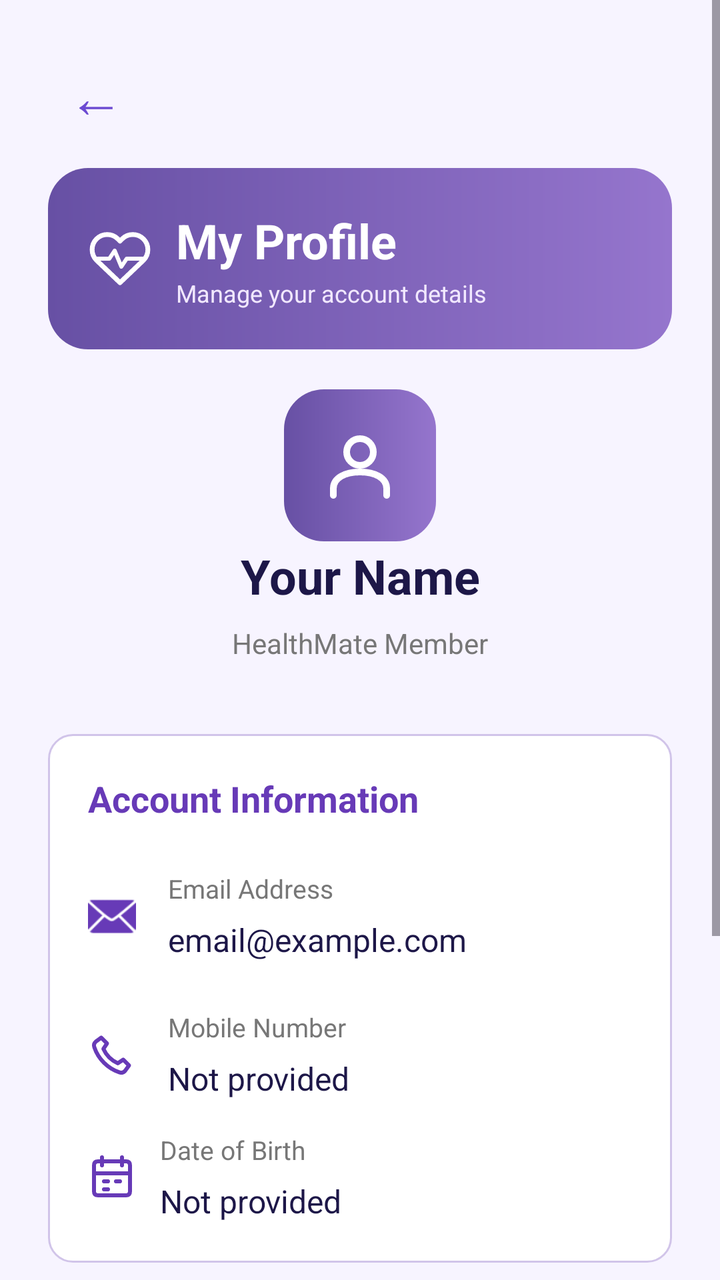
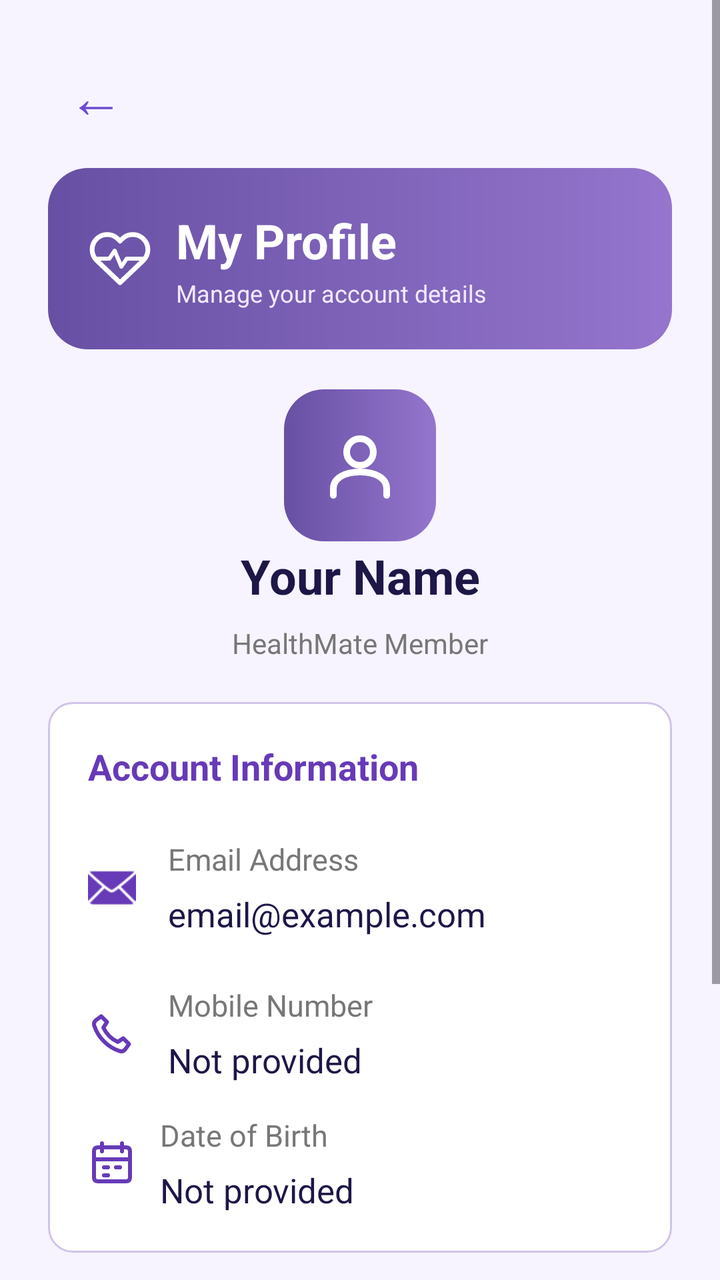

Before-and-after screenshots of an Android layout around one commit, followed by the original layout XML and the change that was made.
<!-- AndroidManifest.xml: application theme Theme.HealthMate -->
<!-- res/layout/activity_profile.xml -->
<?xml version="1.0" encoding="utf-8"?>
<ScrollView
    xmlns:android="http://schemas.android.com/apk/res/android"
    xmlns:app="http://schemas.android.com/apk/res-auto"
    android:id="@+id/main"
    android:layout_width="match_parent"
    android:layout_height="match_parent"
    android:fillViewport="true"
    android:background="#F7F4FF">

    <LinearLayout
        android:layout_width="match_parent"
        android:layout_height="wrap_content"
        android:orientation="vertical"
        android:padding="24dp">

        
        <TextView
            android:id="@+id/tvBackToDashboard"
            android:layout_width="48dp"
            android:layout_height="48dp"
            android:text="←"
            android:textSize="28sp"
            android:textColor="#6C4AD2"
            android:gravity="center"
            android:layout_gravity="start"
            android:clickable="true"
            android:focusable="true"
            android:contentDescription="Back to Dashboard" />

        
        <LinearLayout
            android:layout_width="match_parent"
            android:layout_height="wrap_content"
            android:layout_marginTop="12dp"
            android:background="@drawable/bg_dashboard_header"
            android:gravity="center_vertical"
            android:orientation="horizontal"
            android:padding="20dp">

            <ImageView
                android:layout_width="32dp"
                android:layout_height="32dp"
                android:src="@drawable/ic_healthmate_logo"
                android:contentDescription="HealthMate logo" />

            <LinearLayout
                android:layout_width="wrap_content"
                android:layout_height="wrap_content"
                android:layout_marginStart="12dp"
                android:orientation="vertical">

                <TextView
                    android:layout_width="wrap_content"
                    android:layout_height="wrap_content"
                    android:text="My Profile"
                    android:textColor="#FFFFFF"
                    android:textSize="24sp"
                    android:textStyle="bold" />

                <TextView
                    android:layout_width="wrap_content"
                    android:layout_height="wrap_content"
                    android:layout_marginTop="2dp"
                    android:text="Manage your account details"
                    android:textColor="#F1E8FF"
                    android:textSize="12sp" />

            </LinearLayout>
        </LinearLayout>

        
        <LinearLayout
            android:layout_width="match_parent"
            android:layout_height="wrap_content"
            android:layout_marginTop="20dp"
            android:gravity="center">

            <androidx.appcompat.widget.AppCompatImageView
                android:id="@+id/ivProfilePhoto"
                android:layout_width="76dp"
                android:layout_height="76dp"
                android:background="@drawable/bg_dashboard_header"
                android:padding="18dp"
                app:srcCompat="@drawable/ic_nav_profile"
                app:tint="#FFFFFF"
                android:contentDescription="Tap to change profile photo"
                android:clickable="true"
                android:focusable="true" />


        </LinearLayout>

        
        <TextView
            android:id="@+id/tvProfileName"
            android:layout_width="match_parent"
            android:layout_height="wrap_content"
            android:layout_marginTop="1dp"
            android:text="Your Name"
            android:textColor="#1D1748"
            android:textSize="24sp"
            android:textStyle="bold"
            android:gravity="center" />

        <TextView
            android:layout_width="match_parent"
            android:layout_height="wrap_content"
            android:layout_marginTop="8dp"
            android:text="HealthMate Member"
            android:textColor="#777777"
            android:textSize="14sp"
            android:gravity="center" />

        
        <LinearLayout
            android:layout_width="match_parent"
            android:layout_height="wrap_content"
            android:layout_marginTop="36dp"
            android:padding="20dp"
            android:orientation="vertical"
            android:background="@drawable/bg_input_field">

            <TextView
                android:layout_width="wrap_content"
                android:layout_height="wrap_content"
                android:text="Account Information"
                android:textColor="#673AB7"
                android:textSize="18sp"
                android:textStyle="bold" />

            
            <LinearLayout
                android:layout_width="match_parent"
                android:layout_height="wrap_content"
                android:layout_marginTop="24dp"
                android:orientation="horizontal"
                android:gravity="center_vertical">

                <androidx.appcompat.widget.AppCompatImageView
                    android:layout_width="24dp"
                    android:layout_height="24dp"
                    android:layout_marginEnd="16dp"
                    app:srcCompat="@android:drawable/ic_dialog_email"
                    app:tint="#673AB7"
                    android:contentDescription="Email icon" />

                <LinearLayout
                    android:layout_width="0dp"
                    android:layout_height="wrap_content"
                    android:layout_weight="1"
                    android:orientation="vertical">

                    <TextView
                        android:layout_width="match_parent"
                        android:layout_height="wrap_content"
                        android:text="Email Address"
                        android:textColor="#777777"
                        android:textSize="13sp" />

                    <TextView
                        android:id="@+id/tvProfileEmail"
                        android:layout_width="match_parent"
                        android:layout_height="wrap_content"
                        android:layout_marginTop="6dp"
                        android:text="email@example.com"
                        android:textColor="#1D1748"
                        android:textSize="16sp" />

                </LinearLayout>
            </LinearLayout>

            
            <LinearLayout
                android:layout_width="match_parent"
                android:layout_height="wrap_content"
                android:layout_marginTop="24dp"
                android:orientation="horizontal"
                android:gravity="center_vertical">

                <ImageView
                    android:layout_width="24dp"
                    android:layout_height="24dp"
                    android:layout_marginEnd="16dp"
                    android:src="@drawable/ic_profile_phone"
                    android:contentDescription="Phone icon" />

                <LinearLayout
                    android:layout_width="0dp"
                    android:layout_height="wrap_content"
                    android:layout_weight="1"
                    android:orientation="vertical">

                    <TextView
                        android:layout_width="match_parent"
                        android:layout_height="wrap_content"
                        android:text="Mobile Number"
                        android:textColor="#777777"
                        android:textSize="13sp" />

                    <TextView
                        android:id="@+id/tvProfileMobile"
                        android:layout_width="match_parent"
                        android:layout_height="wrap_content"
                        android:layout_marginTop="6dp"
                        android:text="Not provided"
                        android:textColor="#1D1748"
                        android:textSize="16sp" />

                </LinearLayout>
            </LinearLayout>

            
            <LinearLayout
                android:layout_width="match_parent"
                android:layout_height="wrap_content"
                android:layout_marginTop="16dp"
                android:orientation="horizontal"
                android:gravity="center_vertical">

                <ImageView
                    android:layout_width="24dp"
                    android:layout_height="24dp"
                    android:src="@drawable/ic_profile_birthday"
                    android:contentDescription="Birthday calendar" />

                <LinearLayout
                    android:layout_width="0dp"
                    android:layout_height="wrap_content"
                    android:layout_weight="1"
                    android:layout_marginStart="12dp"
                    android:orientation="vertical">

                    <TextView
                        android:layout_width="wrap_content"
                        android:layout_height="wrap_content"
                        android:text="Date of Birth"
                        android:textColor="#777777"
                        android:textSize="13sp" />

                    <TextView
                        android:id="@+id/tvProfileDob"
                        android:layout_width="match_parent"
                        android:layout_height="wrap_content"
                        android:layout_marginTop="6dp"
                        android:text="Not provided"
                        android:textColor="#1D1748"
                        android:textSize="16sp" />

                </LinearLayout>
            </LinearLayout>

        </LinearLayout>

        
        <Button
            android:id="@+id/btnLogout"
            android:layout_width="match_parent"
            android:layout_height="56dp"
            android:layout_marginTop="24dp"
            android:text="Log Out"
            android:textAllCaps="false"
            android:textColor="#FFFFFF"
            android:backgroundTint="#673AB7" />

        
        <Button
            android:id="@+id/btnEditProfile"
            android:layout_width="match_parent"
            android:layout_height="52dp"
            android:layout_marginTop="24dp"
            android:text="Edit Profile"
            android:textAllCaps="false"
            android:textColor="#673AB7"
            android:backgroundTint="#E9DFF8" />

        
        <Button
            android:id="@+id/btnOpenChangePassword"
            android:layout_width="match_parent"
            android:layout_height="52dp"
            android:layout_marginTop="12dp"
            android:text="Change Password"
            android:textAllCaps="false"
            android:textSize="15sp"
            android:textColor="#6C4AD2"
            android:backgroundTint="#E8DEFF" />

    </LinearLayout>
</ScrollView>
<!-- resources referenced by this layout -->
<resources>
  <!-- drawable bg_dashboard_header (drawable) -->
  <?xml version="1.0" encoding="utf-8"?>
  <shape xmlns:android="http://schemas.android.com/apk/res/android"
      android:shape="rectangle">
  
      <gradient
          android:startColor="#6750A4"
          android:endColor="#9575CD"
          android:angle="0" />
  
      <corners android:radius="20dp" />
  
  </shape>
  <!-- drawable bg_input_field (drawable) -->
  <?xml version="1.0" encoding="utf-8"?>
  <shape xmlns:android="http://schemas.android.com/apk/res/android"
      android:shape="rectangle">
  
      <solid android:color="#FFFFFF" />
  
      <corners android:radius="12dp" />
  
      <stroke
          android:width="1dp"
          android:color="#D1C4E9" />
  
  </shape>
  <!-- drawable ic_healthmate_logo (drawable) -->
  <vector xmlns:android="http://schemas.android.com/apk/res/android"
      android:width="28dp"
      android:height="28dp"
      android:viewportWidth="24"
      android:viewportHeight="24">
  
      <path
          android:fillColor="@android:color/transparent"
          android:strokeColor="#FFFFFF"
          android:strokeWidth="1.8"
          android:strokeLineCap="round"
          android:strokeLineJoin="round"
          android:pathData="M20.8,4.6 C18.6,2.4 15,2.4 12.8,4.6 L12,5.4 L11.2,4.6 C9,2.4 5.4,2.4 3.2,4.6 C1,6.8 1,10.4 3.2,12.6 L12,21 L20.8,12.6 C23,10.4 23,6.8 20.8,4.6 Z" />
  
      <path
          android:fillColor="@android:color/transparent"
          android:strokeColor="#FFFFFF"
          android:strokeWidth="1.5"
          android:strokeLineCap="round"
          android:strokeLineJoin="round"
          android:pathData="M3.5,12 H8 L10,9 L12.5,15 L14.5,12 H20.5" />
  
  </vector>
  <!-- drawable ic_nav_profile (drawable) -->
  <vector xmlns:android="http://schemas.android.com/apk/res/android"
      android:width="24dp"
      android:height="24dp"
      android:viewportWidth="24"
      android:viewportHeight="24">
  
      <path
          android:fillColor="@android:color/transparent"
          android:strokeColor="#77758A"
          android:strokeWidth="2"
          android:strokeLineCap="round"
          android:strokeLineJoin="round"
          android:pathData="M12,12 A4,4 0,1 0,12,4 A4,4 0,1 0,12,12 M4,21 V19 C4,15.7 7.6,14 12,14 C16.4,14 20,15.7 20,19 V21" />
  
  </vector>
  <!-- drawable ic_profile_birthday (drawable) -->
  <vector xmlns:android="http://schemas.android.com/apk/res/android"
      android:width="24dp"
      android:height="24dp"
      android:viewportWidth="24"
      android:viewportHeight="24">
  
      <path
          android:fillColor="@android:color/transparent"
          android:strokeColor="#673AB7"
          android:strokeWidth="2"
          android:strokeLineCap="round"
          android:strokeLineJoin="round"
          android:pathData="M7,2V6 M17,2V6 M3,10H21 M5,4H19 Q21,4 21,6 V19 Q21,21 19,21 H5 Q3,21 3,19 V6 Q3,4 5,4 Z M8,14H10 M14,14H16 M8,18H10" />
  
  </vector>
  <!-- drawable ic_profile_phone (drawable) -->
  <vector xmlns:android="http://schemas.android.com/apk/res/android"
      android:width="24dp"
      android:height="24dp"
      android:viewportWidth="24"
      android:viewportHeight="24">
  
      <path
          android:fillColor="@android:color/transparent"
          android:strokeColor="#673AB7"
          android:strokeWidth="2"
          android:strokeLineCap="round"
          android:strokeLineJoin="round"
          android:pathData="M6.6,3.5 L9.5,6.4 L7.7,9.1 C9.1,12.2 11.8,14.9 14.9,16.3 L17.6,14.5 L20.5,17.4 L18.6,20 C17.9,20.9 16.7,21.2 15.6,20.8 C9.9,18.9 5.1,14.1 3.2,8.4 C2.8,7.3 3.1,6.1 4,5.4 Z" />
  
  </vector>
  <style name="Theme.HealthMate" parent="Base.Theme.HealthMate" />
  <style name="Base.Theme.HealthMate" parent="Theme.Material3.DayNight.NoActionBar">
          
          
      </style>
</resources>

<!-- the commit's change to res/layout/activity_profile.xml (unified diff, before → after) -->
@@ -116,7 +116,7 @@
         <LinearLayout
             android:layout_width="match_parent"
             android:layout_height="wrap_content"
-            android:layout_marginTop="36dp"
+            android:layout_marginTop="20dp"
             android:padding="20dp"
             android:orientation="vertical"
             android:background="@drawable/bg_input_field">
@@ -156,7 +156,7 @@
                         android:layout_height="wrap_content"
                         android:text="Email Address"
                         android:textColor="#777777"
-                        android:textSize="13sp" />
+                        android:textSize="15sp" />
 
                     <TextView
                         android:id="@+id/tvProfileEmail"
@@ -165,7 +165,7 @@
                         android:layout_marginTop="6dp"
                         android:text="email@example.com"
                         android:textColor="#1D1748"
-                        android:textSize="16sp" />
+                        android:textSize="17sp" />
 
                 </LinearLayout>
             </LinearLayout>
@@ -196,7 +196,7 @@
                         android:layout_height="wrap_content"
                         android:text="Mobile Number"
                         android:textColor="#777777"
-                        android:textSize="13sp" />
+                        android:textSize="15sp" />
 
                     <TextView
                         android:id="@+id/tvProfileMobile"
@@ -205,7 +205,7 @@
                         android:layout_marginTop="6dp"
                         android:text="Not provided"
                         android:textColor="#1D1748"
-                        android:textSize="16sp" />
+                        android:textSize="17sp" />
 
                 </LinearLayout>
             </LinearLayout>
@@ -236,7 +236,7 @@
                         android:layout_height="wrap_content"
                         android:text="Date of Birth"
                         android:textColor="#777777"
-                        android:textSize="13sp" />
+                        android:textSize="15sp" />
 
                     <TextView
                         android:id="@+id/tvProfileDob"
@@ -245,46 +245,50 @@
                         android:layout_marginTop="6dp"
                         android:text="Not provided"
                         android:textColor="#1D1748"
-                        android:textSize="16sp" />
+                        android:textSize="17sp" />
 
                 </LinearLayout>
             </LinearLayout>
 
         </LinearLayout>
+
+        
+        <Button
+            android:id="@+id/btnEditProfile"
+            android:layout_width="match_parent"
+            android:layout_height="52dp"
+            android:layout_marginTop="10dp"
+            android:textSize="16sp"
+            android:text="Edit Profile"
+            android:textAllCaps="false"
+            android:textColor="#673AB7"
+            android:backgroundTint="#E9DFF8" />
+
+        
+        <Button
+            android:id="@+id/btnOpenChangePassword"
+            android:layout_width="match_parent"
+            android:layout_height="52dp"
+            android:layout_marginTop="6dp"
+            android:text="Change Password"
+            android:textAllCaps="false"
+            android:textSize="16sp"
+            android:textColor="#6C4AD2"
+            android:backgroundTint="#E8DEFF" />
 
         
         <Button
             android:id="@+id/btnLogout"
             android:layout_width="match_parent"
             android:layout_height="56dp"
-            android:layout_marginTop="24dp"
+            android:layout_marginTop="6dp"
+            android:textSize="16sp"
             android:text="Log Out"
             android:textAllCaps="false"
             android:textColor="#FFFFFF"
             android:backgroundTint="#673AB7" />
 
-        
-        <Button
-            android:id="@+id/btnEditProfile"
-            android:layout_width="match_parent"
-            android:layout_height="52dp"
-            android:layout_marginTop="24dp"
-            android:text="Edit Profile"
-            android:textAllCaps="false"
-            android:textColor="#673AB7"
-            android:backgroundTint="#E9DFF8" />
-
-        
-        <Button
-            android:id="@+id/btnOpenChangePassword"
-            android:layout_width="match_parent"
-            android:layout_height="52dp"
-            android:layout_marginTop="12dp"
-            android:text="Change Password"
-            android:textAllCaps="false"
-            android:textSize="15sp"
-            android:textColor="#6C4AD2"
-            android:backgroundTint="#E8DEFF" />
+
 
     </LinearLayout>
 </ScrollView>
